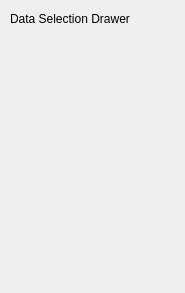
Old version of the form ilastik-shell/applets/dataSelection/dataSelectionDrawer.ui in the repository ilastik/ilastik.
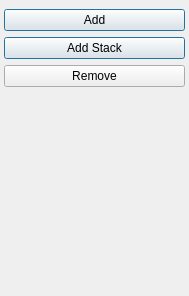
New version of the form. Icons and pictures are not drawn.

Commit message: Moved data selection buttons to the applet drawer.

Patch:
```diff
--- a/ilastik-shell/applets/dataSelection/dataSelectionDrawer.ui
+++ b/ilastik-shell/applets/dataSelection/dataSelectionDrawer.ui
@@ -6,25 +6,81 @@
    <rect>
     <x>0</x>
     <y>0</y>
-    <width>185</width>
-    <height>293</height>
+    <width>189</width>
+    <height>296</height>
    </rect>
   </property>
   <property name="windowTitle">
    <string>Form</string>
   </property>
-  <widget class="QLabel" name="label">
+  <widget class="QWidget" name="layoutWidget">
    <property name="geometry">
     <rect>
-     <x>10</x>
-     <y>10</y>
-     <width>151</width>
-     <height>17</height>
+     <x>4</x>
+     <y>9</y>
+     <width>181</width>
+     <height>281</height>
     </rect>
    </property>
-   <property name="text">
-    <string>Data Selection Drawer</string>
-   </property>
+   <layout class="QVBoxLayout" name="verticalLayout">
+    <item>
+     <widget class="QPushButton" name="addFileButton">
+      <property name="text">
+       <string>Add</string>
+      </property>
+      <property name="icon">
+       <iconset>
+        <normaloff>../../../gui/icons/32x32/actions/media-seek-forward.png</normaloff>../../../gui/icons/32x32/actions/media-seek-forward.png</iconset>
+      </property>
+      <property name="default">
+       <bool>true</bool>
+      </property>
+      <property name="flat">
+       <bool>false</bool>
+      </property>
+     </widget>
+    </item>
+    <item>
+     <widget class="QPushButton" name="addStackButton">
+      <property name="toolTip">
+       <string>This allows to create a 3D volume from files stored in a folder.</string>
+      </property>
+      <property name="text">
+       <string>Add Stack</string>
+      </property>
+      <property name="default">
+       <bool>true</bool>
+      </property>
+      <property name="flat">
+       <bool>false</bool>
+      </property>
+     </widget>
+    </item>
+    <item>
+     <widget class="QPushButton" name="removeFileButton">
+      <property name="text">
+       <string>Remove</string>
+      </property>
+      <property name="icon">
+       <iconset>
+        <normaloff>../../../gui/icons/32x32/actions/media-seek-backward.png</normaloff>../../../gui/icons/32x32/actions/media-seek-backward.png</iconset>
+      </property>
+     </widget>
+    </item>
+    <item>
+     <spacer name="verticalSpacer">
+      <property name="orientation">
+       <enum>Qt::Vertical</enum>
+      </property>
+      <property name="sizeHint" stdset="0">
+       <size>
+        <width>20</width>
+        <height>40</height>
+       </size>
+      </property>
+     </spacer>
+    </item>
+   </layout>
   </widget>
  </widget>
  <resources/>
```
The commit also changes 2 other files.
